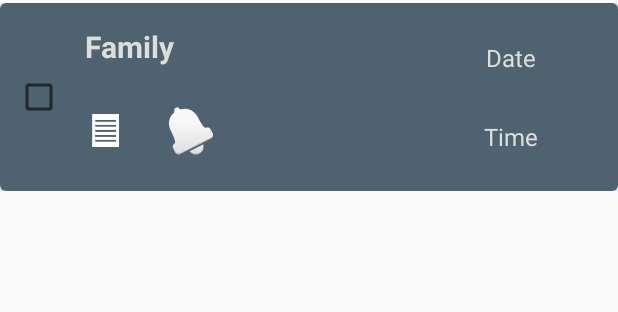
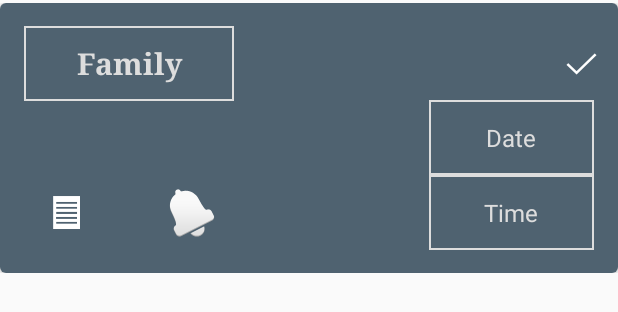
Before and after one commit to ckopsa/HomeTeacher, an Android app: the layout fragment_appointment.xml on its own in the app's theme, with its tools: preview values and no code run, on a phone screen of 412 x 824 dp. Shown: the top 312 px of the screen. Run offline under Robolectric (Android 15) with nearby library versions, the phone set to English and light mode, and no system bars.

Commit message:
Almost there

```diff
--- a/app/src/main/java/coljamkop/tabtest/MainActivity.java
+++ b/app/src/main/java/coljamkop/tabtest/MainActivity.java
@@ -196,9 +196,9 @@ public class MainActivity extends AppCompatActivity implements
      */
 
     @Override
-    public void onAppointmentListCheckBoxInteraction(FamilyContent.Appointment appointment, CheckBox mCheckBox) {
+    public void onAppointmentListCheckBoxInteraction(FamilyContent.Appointment appointment) {
         if (appointment != null) {
-            appointment.setCompleted(mCheckBox.isChecked());
+            appointment.setCompleted(true);
             if (appointment.getCompleted())
                 Toast.makeText(getBaseContext(), "Appointment Completed", Toast.LENGTH_SHORT).show();
             DBHelper db = new DBHelper(getApplicationContext());
--- a/app/src/main/java/coljamkop/tabtest/RecyclerViewAdapters/MyAppointmentRecyclerViewAdapter.java
+++ b/app/src/main/java/coljamkop/tabtest/RecyclerViewAdapters/MyAppointmentRecyclerViewAdapter.java
@@ -51,19 +51,12 @@ public class MyAppointmentRecyclerViewAdapter extends RecyclerView.Adapter<MyApp
         } else {
             holder.mDateView.setText(mValues.get(position).getNextAppointment().getDate());
             holder.mTimeView.setText(mValues.get(position).getNextAppointment().getTime());
-            holder.mCheckBox.setChecked(nextAppointment.getCompleted());
             holder.mNoAppointment.setVisibility(View.INVISIBLE);
             holder.mCheckBox.setVisibility(View.VISIBLE);
             holder.mTimeView.setVisibility(View.VISIBLE);
             holder.mDateView.setVisibility(View.VISIBLE);
         }
         holder.mFamilyNameView.setText(mValues.get(position).toString());
-        holder.mFamilyNameView.setOnClickListener(new View.OnClickListener() {
-            @Override
-            public void onClick(View v) {
-                mListener.onAppointmentListLongClick(holder.mItem);
-            }
-        });
         holder.mNoAppointment.setOnClickListener(new View.OnClickListener() {
             @Override
             public void onClick(View v) {
@@ -85,7 +78,7 @@ public class MyAppointmentRecyclerViewAdapter extends RecyclerView.Adapter<MyApp
         holder.mCheckBox.setOnClickListener(new View.OnClickListener() {
             @Override
             public void onClick(View v) {
-                mListener.onAppointmentListCheckBoxInteraction(nextAppointment, holder.mCheckBox);
+                mListener.onAppointmentListCheckBoxInteraction(nextAppointment);
             }
         });
         holder.mReminderButton.setOnClickListener(new View.OnClickListener() {
@@ -100,14 +93,6 @@ public class MyAppointmentRecyclerViewAdapter extends RecyclerView.Adapter<MyApp
                 mListener.onListButtonPress(holder.mItem);
             }
         });
-        holder.mView.setOnLongClickListener(new View.OnLongClickListener() {
-
-            @Override
-            public boolean onLongClick(View v) {
-                mListener.onAppointmentListLongClick(holder.mItem);
-                return false;
-            }
-        });
     }
 
     @Override
@@ -120,7 +105,7 @@ public class MyAppointmentRecyclerViewAdapter extends RecyclerView.Adapter<MyApp
         public final TextView mDateView;
         public final TextView mTimeView;
         public final TextView mFamilyNameView;
-        public final CheckBox mCheckBox;
+        public final ImageButton mCheckBox;
         public final TextView mNoAppointment;
         public final ImageButton mListButton;
         public final ImageButton mReminderButton;
@@ -134,7 +119,7 @@ public class MyAppointmentRecyclerViewAdapter extends RecyclerView.Adapter<MyApp
             mTimeView = (TextView) view.findViewById(R.id.appointment_time);
             mNoAppointment = (TextView) view.findViewById(R.id.appointment_none);
             mFamilyNameView = (TextView) view.findViewById(R.id.appointment_family);
-            mCheckBox = (CheckBox) view.findViewById(R.id.checkbox);
+            mCheckBox = (ImageButton) view.findViewById(R.id.appointment_checkbox_button);
             mListButton = (ImageButton) view.findViewById(R.id.appointment_list_button);
             mReminderButton = (ImageButton) view.findViewById(R.id.appointment_reminder_button);
         }
--- a/app/src/main/java/coljamkop/tabtest/ViewFragments/AppointmentViewFragment.java
+++ b/app/src/main/java/coljamkop/tabtest/ViewFragments/AppointmentViewFragment.java
@@ -107,7 +107,7 @@ public class AppointmentViewFragment extends Fragment {
     public interface OnAppointmentListFragmentInteractionListener {
         void onAppointmentListFragmentInteraction(Family family);
 
-        void onAppointmentListCheckBoxInteraction(Appointment appointment, CheckBox mCheckBox);
+        void onAppointmentListCheckBoxInteraction(Appointment appointment);
 
         void onAppointmentTimeClick(Family family);
 
--- /dev/null
+++ b/app/src/main/res/drawable/text_border.xml
@@ -0,0 +1,5 @@
+<?xml version="1.0" encoding="utf-8"?>
+<shape xmlns:android="http://schemas.android.com/apk/res/android" android:shape="rectangle" >
+    <solid android:color="@color/colorPrimaryDark" />
+    <stroke android:width="1dip" android:color="@color/colorBackground"/>
+</shape>
--- a/app/src/main/res/layout/fragment_appointment.xml
+++ b/app/src/main/res/layout/fragment_appointment.xml
@@ -9,7 +9,7 @@
         android:id="@+id/card_view"
         android:layout_gravity="center"
         android:layout_width="match_parent"
-        android:layout_height="125dp"
+        android:layout_height="180dp"
         card_view:cardCornerRadius="4dp">
 
         <RelativeLayout xmlns:android="http://schemas.android.com/apk/res/android"
@@ -20,29 +20,33 @@
             android:background="@color/colorPrimaryDark"
             android:orientation="horizontal">
 
-            <CheckBox
-                android:layout_width="wrap_content"
-                android:layout_height="wrap_content"
-                android:id="@+id/checkbox"
-                android:layout_centerVertical="true"
-                android:layout_alignParentStart="true"
-                android:layout_marginLeft="10dp" />
+            <ImageButton
+                android:layout_width="50dp"
+                android:layout_height="50dp"
+                android:id="@+id/appointment_checkbox_button"
+                android:src="@drawable/ic_check"
+                android:background="@color/colorPrimaryDark"
+                android:layout_alignParentTop="true"
+                android:layout_alignParentEnd="true" />
 
             <TextView
                 android:id="@+id/appointment_family"
                 android:layout_width="140dp"
-                android:layout_height="wrap_content"
+                android:layout_height="50dp"
                 android:textSize="20sp"
                 android:text="Family"
                 android:textStyle="bold"
+                android:background="@drawable/text_border"
                 android:textColor="@color/colorBackground"
                 android:textAppearance="?attr/textAppearanceListItem"
                 android:layout_marginLeft="@dimen/text_margin"
                 android:layout_marginRight="@dimen/text_margin"
-                android:textAlignment="center"
+                android:textAlignment="gravity"
                 android:textIsSelectable="true"
                 android:layout_alignParentTop="true"
-                android:layout_alignParentLeft="true" />
+                android:layout_alignParentLeft="true"
+                android:gravity="center_vertical|center_horizontal"
+                android:typeface="serif" />
 
             <ImageButton
                 android:layout_width="50dp"
@@ -52,8 +56,8 @@
                 android:background="@null"
                 android:layout_marginLeft="3dp"
                 android:layout_marginRight="3dp"
-                android:layout_alignTop="@+id/appointment_reminder_button"
-                android:layout_toEndOf="@id/checkbox" />
+                android:layout_alignParentBottom="true"
+                android:layout_alignStart="@+id/appointment_family" />
 
             <ImageButton
                 android:layout_width="50dp"
@@ -64,18 +68,20 @@
                 android:layout_marginLeft="3dp"
                 android:layout_marginRight="3dp"
                 android:layout_alignParentBottom="true"
-                android:layout_toEndOf="@+id/appointment_list_button" />
+                android:layout_alignEnd="@+id/appointment_family" />
 
             <TextView
                 android:id="@+id/appointment_date"
                 android:layout_width="110dp"
-                android:layout_height="wrap_content"
+                android:layout_height="50dp"
                 android:textColor="@color/colorBackground"
+                android:background="@drawable/text_border"
                 android:text="Date"
                 android:padding="10dp"
                 android:textAppearance="?attr/textAppearanceListItem"
                 android:layout_marginLeft="@dimen/text_margin"
                 android:layout_marginRight="@dimen/text_margin"
+                android:layout_centerInParent="true"
                 android:clickable="true"
                 android:gravity="center"
                 android:layout_alignParentEnd="true"
@@ -84,8 +90,9 @@
             <TextView
                 android:id="@+id/appointment_time"
                 android:layout_width="110dp"
-                android:layout_height="wrap_content"
+                android:layout_height="50dp"
                 android:textColor="@color/colorBackground"
+                android:background="@drawable/text_border"
                 android:text="Time"
                 android:padding="10dp"
                 android:textAppearance="?attr/textAppearanceListItem"
@@ -94,13 +101,16 @@
                 android:layout_marginRight="@dimen/text_margin"
                 android:gravity="center"
                 android:layout_alignParentBottom="true"
-                android:layout_alignParentEnd="true" />
+                android:layout_alignParentEnd="true"
+                android:allowUndo="false"
+                android:phoneNumber="false" />
 
             <TextView
                 android:id="@+id/appointment_none"
-                android:layout_width="wrap_content"
-                android:layout_height="wrap_content"
+                android:layout_width="115dp"
+                android:layout_height="100dp"
                 android:textColor="@color/colorBackground"
+                android:background="@drawable/text_border"
                 android:text="No Appointment"
                 android:padding="10dp"
                 android:textAppearance="?attr/textAppearanceListItem"
@@ -112,5 +122,5 @@
                 android:layout_centerVertical="true"
                 android:layout_alignParentEnd="true" />
         </RelativeLayout>
-        </android.support.v7.widget.CardView>
+    </android.support.v7.widget.CardView>
 </LinearLayout>
```
Also changed, not shown: app/src/main/res/drawable-hdpi-v11/ic_check.png (added), app/src/main/res/drawable-hdpi-v9/ic_check.png (added), app/src/main/res/drawable-hdpi/ic_check.png (added), app/src/main/res/drawable-mdpi-v11/ic_check.png (added), app/src/main/res/drawable-mdpi-v9/ic_check.png (added), app/src/main/res/drawable-mdpi/ic_check.png (added), app/src/main/res/drawable-xhdpi-v11/ic_check.png (added), app/src/main/res/drawable-xhdpi-v9/ic_check.png (added), app/src/main/res/drawable-xhdpi/ic_check.png (added), app/src/main/res/drawable-xxhdpi-v11/ic_check.png (added), app/src/main/res/drawable-xxhdpi-v9/ic_check.png (added), app/src/main/res/drawable-xxhdpi/ic_check.png (added).
